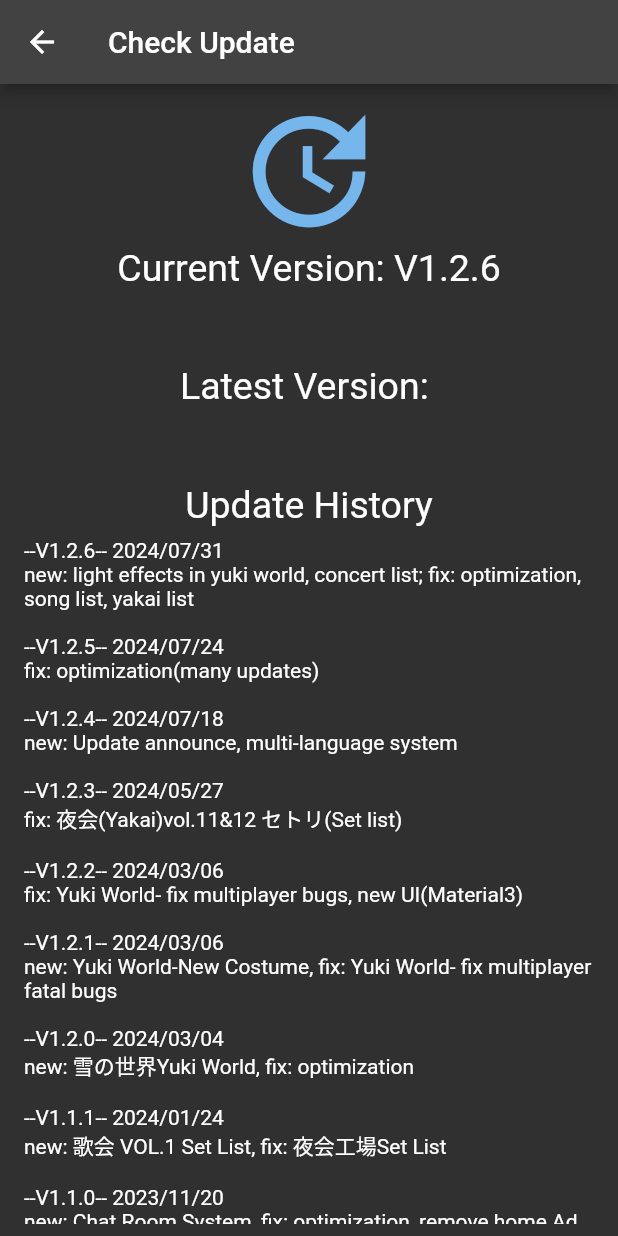
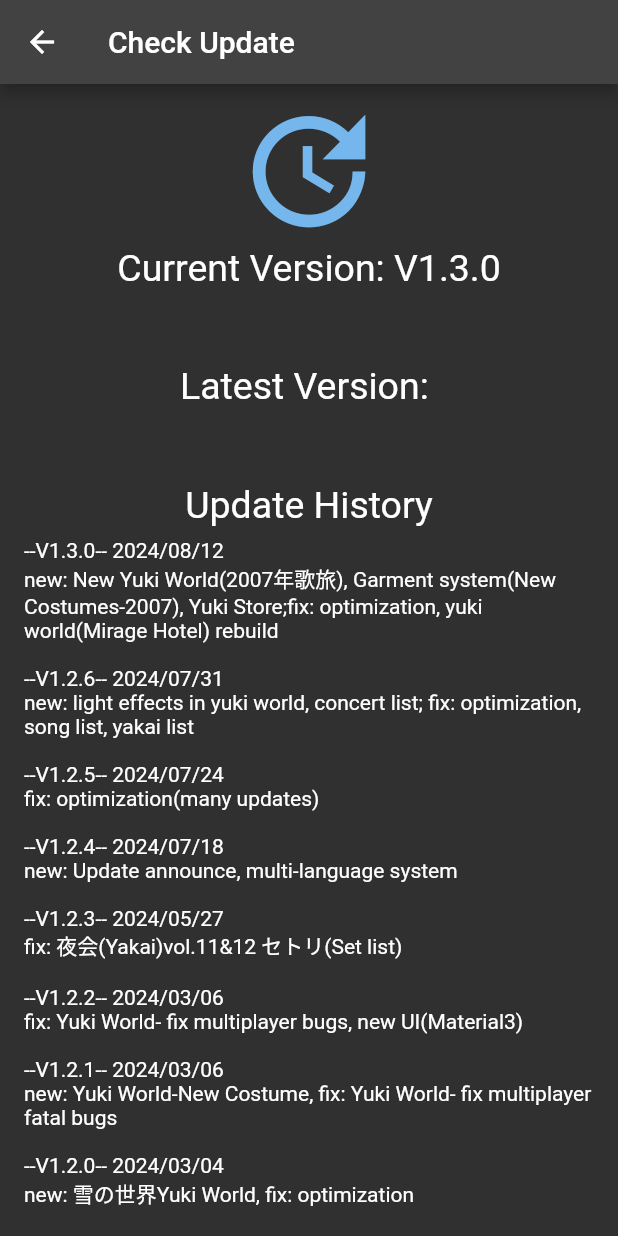
Before and after one commit to kuanyi0226/Flutter_Miyuki_FanClub, a Flutter app: the UpdatePage screen opened directly with empty values, on a phone screen of 412 x 824 dp. Run offline on Flutter 3.47's test engine with Material 2 defaults, Android fonts, the light colour scheme and no system bars; our stand-ins replace animated_background, audioplayers, cloud_firestore, dropdown_search, firebase_auth, firebase_core and 8 more; missing offline and left inert: exif, fast_cached_network_image, flame, flame_tiled, flutter_weather_bg_null_safety, in_app_update; accounts and stored records are empty; generated files the repository leaves out were written again; network calls fail.

Commit message:
v1.3.0 finish

```diff
--- a/lib/materials/MyText.dart
+++ b/lib/materials/MyText.dart
@@ -1,8 +1,9 @@
-const CURR_VERSION = 'V1.2.6';
+const CURR_VERSION = 'V1.3.0';
 const APPNAME_EN = 'YUKI CLUB';
 const APPNAME_JP = '雪クラブ';
 
 const UPDATE_CONTENT = [
+  '--V1.3.0-- 2024/08/12\nnew: New Yuki World(2007年歌旅), Garment system(New Costumes-2007), Yuki Store;fix: optimization, yuki world(Mirage Hotel) rebuild',
   '--V1.2.6-- 2024/07/31\nnew: light effects in yuki world, concert list; fix: optimization, song list, yakai list',
   '--V1.2.5-- 2024/07/24\nfix: optimization(many updates)',
   '--V1.2.4-- 2024/07/18\nnew: Update announce, multi-language system',
--- a/pubspec.yaml
+++ b/pubspec.yaml
@@ -15,7 +15,7 @@ publish_to: 'none' # Remove this line if you wish to publish to pub.dev
 # In iOS, build-name is used as CFBundleShortVersionString while build-number used as CFBundleVersion.
 # Read more about iOS versioning at
 # https://developer.apple.com/library/archive/documentation/General/Reference/InfoPlistKeyReference/Articles/CoreFoundationKeys.html
-version: 1.2.6+18
+version: 1.3.0+19
 
 environment:
   sdk: ">=2.17.6 <3.0.0"
```
